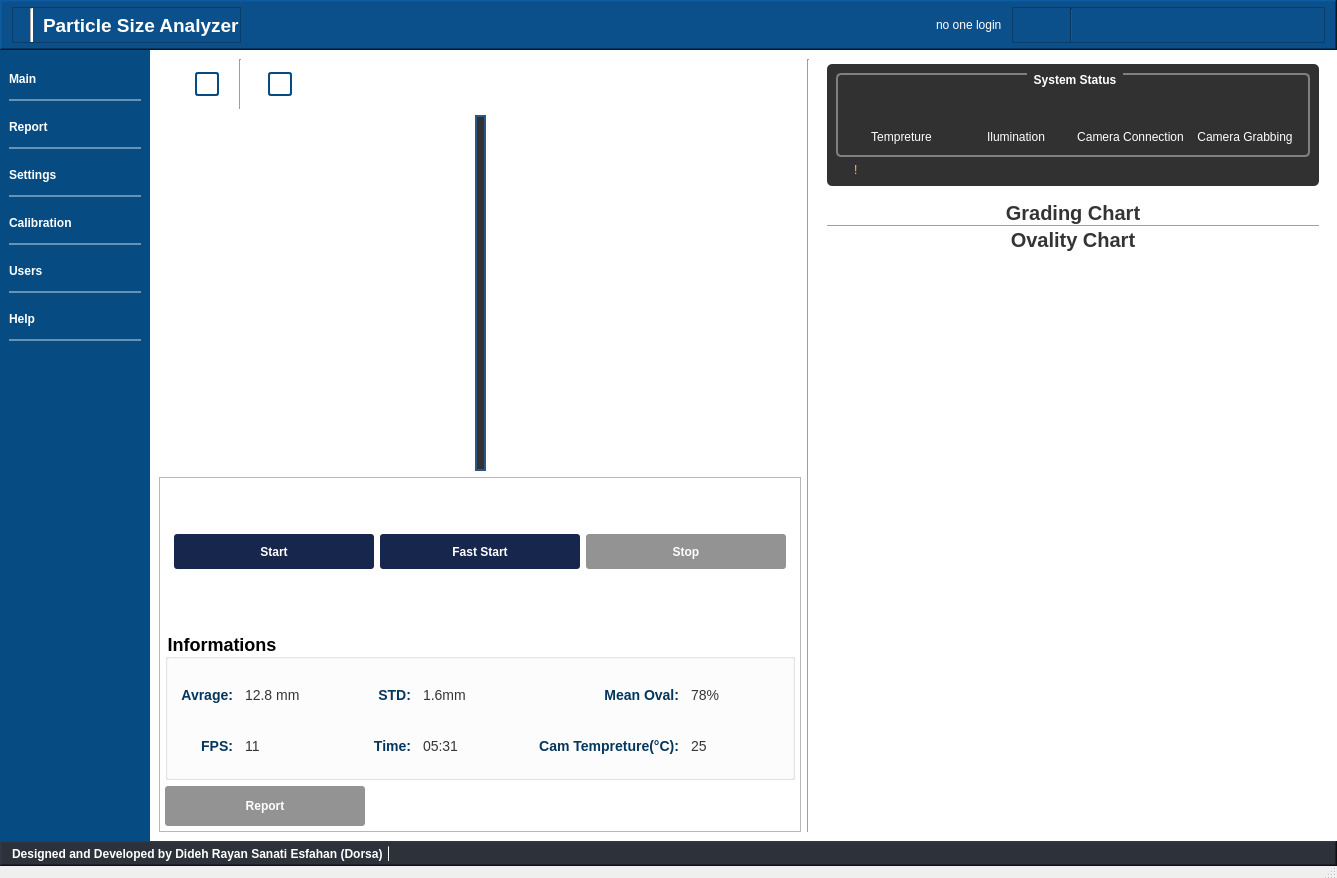
This is main_UI.ui in DORSA-co/Paticle_Size_Analyser as Qt 5 draws it before an edit. The edited form follows.
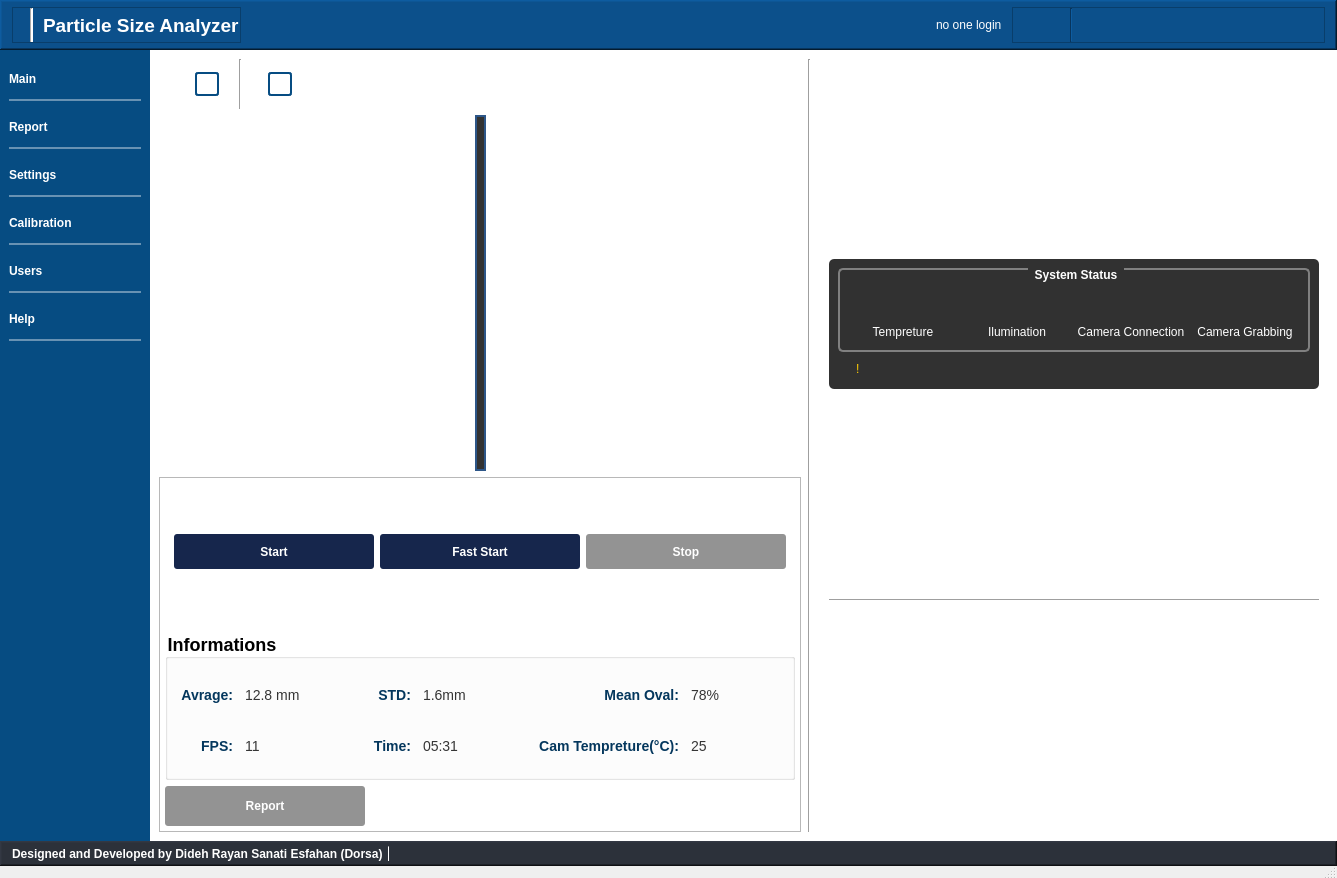
This is the edited form. The open tabs and pages were chosen to show the change. Icons and pictures are not drawn.

The edit to the form file:
```diff
--- a/main_UI.ui
+++ b/main_UI.ui
@@ -1010,7 +1010,7 @@
 </string>
          </property>
          <property name="currentIndex">
-          <number>2</number>
+          <number>0</number>
          </property>
          <widget class="QWidget" name="main_page">
           <layout class="QHBoxLayout" name="horizontalLayout_2">
@@ -1609,6 +1609,12 @@
            </item>
            <item>
             <widget class="Line" name="line_9">
+             <property name="minimumSize">
+              <size>
+               <width>5</width>
+               <height>5</height>
+              </size>
+             </property>
              <property name="sizeIncrement">
               <size>
                <width>5</width>
@@ -1914,21 +1920,6 @@
                 </property>
                </spacer>
               </item>
-              <item>
-               <widget class="QLabel" name="label">
-                <property name="styleSheet">
-                 <string notr="true">font-size: 20px;
-font-weight: bold;
-color:rgb(52, 52, 52)</string>
-                </property>
-                <property name="text">
-                 <string>Grading Chart</string>
-                </property>
-                <property name="alignment">
-                 <set>Qt::AlignCenter</set>
-                </property>
-               </widget>
-              </item>
               <item>
                <layout class="QHBoxLayout" name="mainpage_grading_chart_frame">
                 <property name="leftMargin">
@@ -1939,9 +1930,6 @@
                 </property>
                </layout>
               </item>
-              <item>
-               <widget class="QWidget" name="widget" native="true"/>
-              </item>
               <item>
                <widget class="Line" name="line_2">
                 <property name="orientation">
@@ -1950,36 +1938,24 @@
                </widget>
               </item>
               <item>
-               <widget class="QLabel" name="label_2">
-                <property name="styleSheet">
-                 <string notr="true">font-size: 20px;
-font-weight: bold;
-color:rgb(52, 52, 52)</string>
+               <spacer name="verticalSpacer_37">
+                <property name="orientation">
+                 <enum>Qt::Vertical</enum>
                 </property>
-                <property name="text">
-                 <string>Ovality Chart</string>
+                <property name="sizeType">
+                 <enum>QSizePolicy::Maximum</enum>
                 </property>
-                <property name="alignment">
-                 <set>Qt::AlignCenter</set>
+                <property name="sizeHint" stdset="0">
+                 <size>
+                  <width>20</width>
+                  <height>30</height>
+                 </size>
                 </property>
-               </widget>
+               </spacer>
               </item>
               <item>
                <layout class="QHBoxLayout" name="mainpage_second_chart_frame"/>
               </item>
-              <item>
-               <spacer name="verticalSpacer_17">
-                <property name="orientation">
-                 <enum>Qt::Vertical</enum>
-                </property>
-                <property name="sizeHint" stdset="0">
-                 <size>
-                  <width>20</width>
-                  <height>40</height>
-                 </size>
-                </property>
-               </spacer>
-              </item>
              </layout>
             </widget>
            </item>
@@ -2150,7 +2126,7 @@
                    <x>0</x>
                    <y>0</y>
                    <width>306</width>
-                   <height>640</height>
+                   <height>594</height>
                   </rect>
                  </property>
                  <property name="styleSheet">
@@ -2589,7 +2565,7 @@
                 <enum>QTabWidget::Rounded</enum>
                </property>
                <property name="currentIndex">
-                <number>1</number>
+                <number>0</number>
                </property>
                <property name="documentMode">
                 <bool>false</bool>
```
